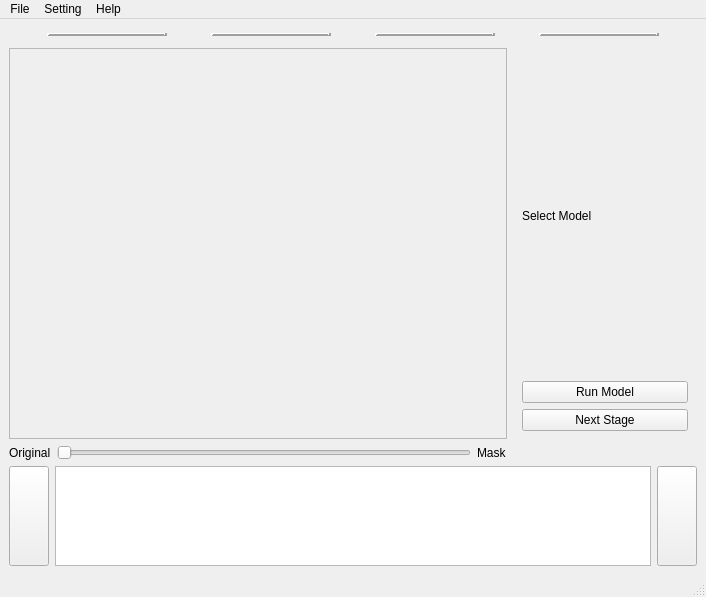
The window that src/resources/ui/main.ui (TUD-IMB/Crackpot) describes before a commit, drawn with Qt 5.
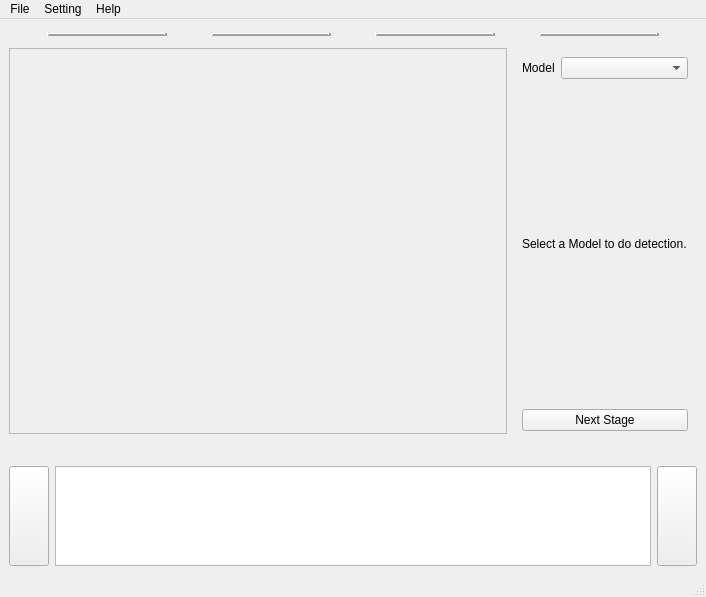
The same window after the commit. The open tabs and pages were chosen to show the change. Icons and pictures are not drawn.

Commit message: Update opacity slider to edit stage and zoom controls to global.

The edit to the form file:
```diff
--- a/src/resources/ui/main.ui
+++ b/src/resources/ui/main.ui
@@ -278,6 +278,9 @@
         </property>
         <item>
          <layout class="QVBoxLayout" name="verticalLayout_3">
+          <property name="bottomMargin">
+           <number>0</number>
+          </property>
           <item>
            <widget class="QScrollArea" name="scrollArea">
             <property name="widgetResizable">
@@ -288,8 +291,8 @@
               <rect>
                <x>0</x>
                <y>0</y>
-               <width>484</width>
-               <height>213</height>
+               <width>466</width>
+               <height>172</height>
               </rect>
              </property>
              <layout class="QVBoxLayout" name="verticalLayout_13">
@@ -326,31 +329,93 @@
            </widget>
           </item>
           <item>
-           <layout class="QHBoxLayout" name="horizontalLayout_3">
-            <property name="topMargin">
-             <number>0</number>
-            </property>
+           <layout class="QHBoxLayout" name="horizontalLayout_8">
             <item>
-             <widget class="QLabel" name="labelOriginal">
-              <property name="text">
-               <string>Original</string>
+             <spacer name="horizontalSpacer_3">
+              <property name="orientation">
+               <enum>Qt::Horizontal</enum>
               </property>
-             </widget>
+              <property name="sizeHint" stdset="0">
+               <size>
+                <width>40</width>
+                <height>20</height>
+               </size>
+              </property>
+             </spacer>
             </item>
             <item>
-             <widget class="QSlider" name="opacitySlider">
-              <property name="orientation">
-               <enum>Qt::Horizontal</enum>
+             <widget class="QPushButton" name="zoomInButton">
+              <property name="styleSheet">
+               <string notr="true">QPushButton {
+    border: none; 
+    background: transparent;
+}
+QPushButton:hover {
+    background-color: lightgray;
+}
+QPushButton:pressed {
+    background-color: lightblue;
+}
+</string>
               </property>
+              <property name="text">
+               <string/>
+              </property>
+              <property name="icon">
+               <iconset resource="../icon.qrc">
+                <normaloff>:/icons/icons/zoomin.svg</normaloff>:/icons/icons/zoomin.svg</iconset>
+              </property>
+              <property name="iconSize">
+               <size>
+                <width>50</width>
+                <height>50</height>
+               </size>
+              </property>
              </widget>
             </item>
             <item>
-             <widget class="QLabel" name="labelMask">
+             <widget class="QPushButton" name="zoomOutButton">
+              <property name="styleSheet">
+               <string notr="true">QPushButton {
+    border: none; 
+    background: transparent;
+}
+QPushButton:hover {
+    background-color: lightgray;
+}
+QPushButton:pressed {
+    background-color: lightblue;
+}
+</string>
+              </property>
               <property name="text">
-               <string>Mask</string>
+               <string/>
               </property>
+              <property name="icon">
+               <iconset resource="../icon.qrc">
+                <normaloff>:/icons/icons/zoomout.svg</normaloff>:/icons/icons/zoomout.svg</iconset>
+              </property>
+              <property name="iconSize">
+               <size>
+                <width>50</width>
+                <height>50</height>
+               </size>
+              </property>
              </widget>
             </item>
+            <item>
+             <spacer name="horizontalSpacer_4">
+              <property name="orientation">
+               <enum>Qt::Horizontal</enum>
+              </property>
+              <property name="sizeHint" stdset="0">
+               <size>
+                <width>40</width>
+                <height>20</height>
+               </size>
+              </property>
+             </spacer>
+            </item>
            </layout>
           </item>
          </layout>
@@ -417,23 +482,37 @@
              <layout class="QHBoxLayout" name="horizontalLayout_11">
               <item>
                <layout class="QVBoxLayout" name="verticalLayout_12">
+                <item>
+                 <layout class="QHBoxLayout" name="horizontalLayout_12">
+                  <item>
+                   <widget class="QLabel" name="label_9">
+                    <property name="text">
+                     <string>Model</string>
+                    </property>
+                   </widget>
+                  </item>
+                  <item>
+                   <widget class="QComboBox" name="modelComboBox">
+                    <property name="sizePolicy">
+                     <sizepolicy hsizetype="Expanding" vsizetype="Fixed">
+                      <horstretch>0</horstretch>
+                      <verstretch>0</verstretch>
+                     </sizepolicy>
+                    </property>
+                   </widget>
+                  </item>
+                 </layout>
+                </item>
                 <item>
                  <widget class="QLabel" name="label_7">
                   <property name="text">
-                   <string>Select Model</string>
+                   <string>Select a Model to do detection.</string>
                   </property>
                  </widget>
                 </item>
                 <item>
                  <widget class="QPushButton" name="runModelButton">
                   <property name="text">
-                   <string>Run Model</string>
-                  </property>
-                 </widget>
-                </item>
-                <item>
-                 <widget class="QPushButton" name="nextButton1">
-                  <property name="text">
                    <string>Next Stage</string>
                   </property>
                  </widget>
@@ -549,11 +628,14 @@
                  </layout>
                 </item>
                 <item>
-                 <layout class="QHBoxLayout" name="horizontalLayout_8">
+                 <layout class="QHBoxLayout" name="horizontalLayout_3">
+                  <property name="topMargin">
+                   <number>0</number>
+                  </property>
                   <item>
                    <widget class="QPushButton" name="zoomInButton">
                     <property name="text">
-                     <string>Zoom In</string>
+                     <string>Opacity:</string>
                     </property>
                     <property name="icon">
                      <iconset resource="../icon.qrc">
@@ -564,7 +646,7 @@
                   <item>
                    <widget class="QPushButton" name="zoomOutButton">
                     <property name="text">
-                     <string>Zoom Out</string>
+                     <string>Original</string>
                     </property>
                     <property name="icon">
                      <iconset resource="../icon.qrc">
```
Left out of the diff: 26 changed lines with no effect on the pictures. The commit also changes 2 other files.
